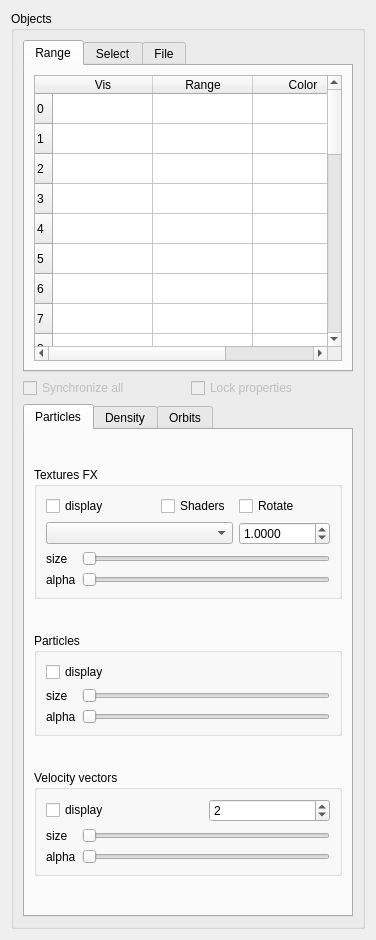
Old version of the form usr/jcl/glnemo2/src/formobjectcontrol.ui in the repository teuben/nemo.
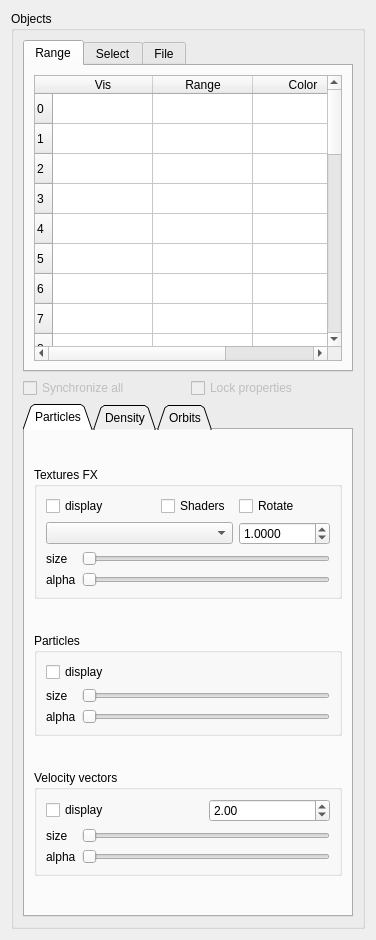
New version of the form. The open tabs and pages were chosen to show the change. Icons and pictures are not drawn.

Diff of the .ui file:
```diff
--- a/usr/jcl/glnemo2/src/formobjectcontrol.ui
+++ b/usr/jcl/glnemo2/src/formobjectcontrol.ui
@@ -6,7 +6,7 @@
    <rect>
     <x>0</x>
     <y>0</y>
-    <width>346</width>
+    <width>372</width>
     <height>940</height>
    </rect>
   </property>
@@ -29,7 +29,7 @@
    <iconset>
     <normaloff>../../../../../../../../../../../../../../home/jcl/.designer/backup</normaloff>../../../../../../../../../../../../../../home/jcl/.designer/backup</iconset>
   </property>
-  <layout class="QGridLayout" name="gridLayout_7">
+  <layout class="QGridLayout" name="gridLayout_9">
    <item row="0" column="0">
     <widget class="QGroupBox" name="groupBox_3">
      <property name="sizePolicy">
@@ -670,6 +670,9 @@
         <property name="toolTip">
          <string/>
         </property>
+        <property name="tabShape">
+         <enum>QTabWidget::Triangular</enum>
+        </property>
         <property name="currentIndex">
          <number>1</number>
         </property>
@@ -936,22 +939,6 @@
                </property>
               </widget>
              </item>
-             <item row="0" column="2">
-              <widget class="QSpinBox" name="vel_spin">
-               <property name="sizePolicy">
-                <sizepolicy hsizetype="Preferred" vsizetype="Fixed">
-                 <horstretch>0</horstretch>
-                 <verstretch>0</verstretch>
-                </sizepolicy>
-               </property>
-               <property name="minimum">
-                <number>1</number>
-               </property>
-               <property name="value">
-                <number>2</number>
-               </property>
-              </widget>
-             </item>
              <item row="1" column="0">
               <widget class="QLabel" name="label_2">
                <property name="sizePolicy">
@@ -1007,6 +994,19 @@
                </property>
               </widget>
              </item>
+             <item row="0" column="2">
+              <widget class="QDoubleSpinBox" name="vel_spin">
+               <property name="sizePolicy">
+                <sizepolicy hsizetype="Preferred" vsizetype="Fixed">
+                 <horstretch>0</horstretch>
+                 <verstretch>0</verstretch>
+                </sizepolicy>
+               </property>
+               <property name="value">
+                <double>2.000000000000000</double>
+               </property>
+              </widget>
+             </item>
             </layout>
            </widget>
           </item>
@@ -1016,7 +1016,7 @@
          <attribute name="title">
           <string>Density</string>
          </attribute>
-         <layout class="QGridLayout" name="gridLayout_9">
+         <layout class="QGridLayout" name="gridLayout_7">
           <item row="0" column="0">
            <widget class="QGraphicsView" name="dens_histo_view">
             <property name="sizePolicy">
```
Left out of the diff: 11 changed lines with no effect on the pictures.
